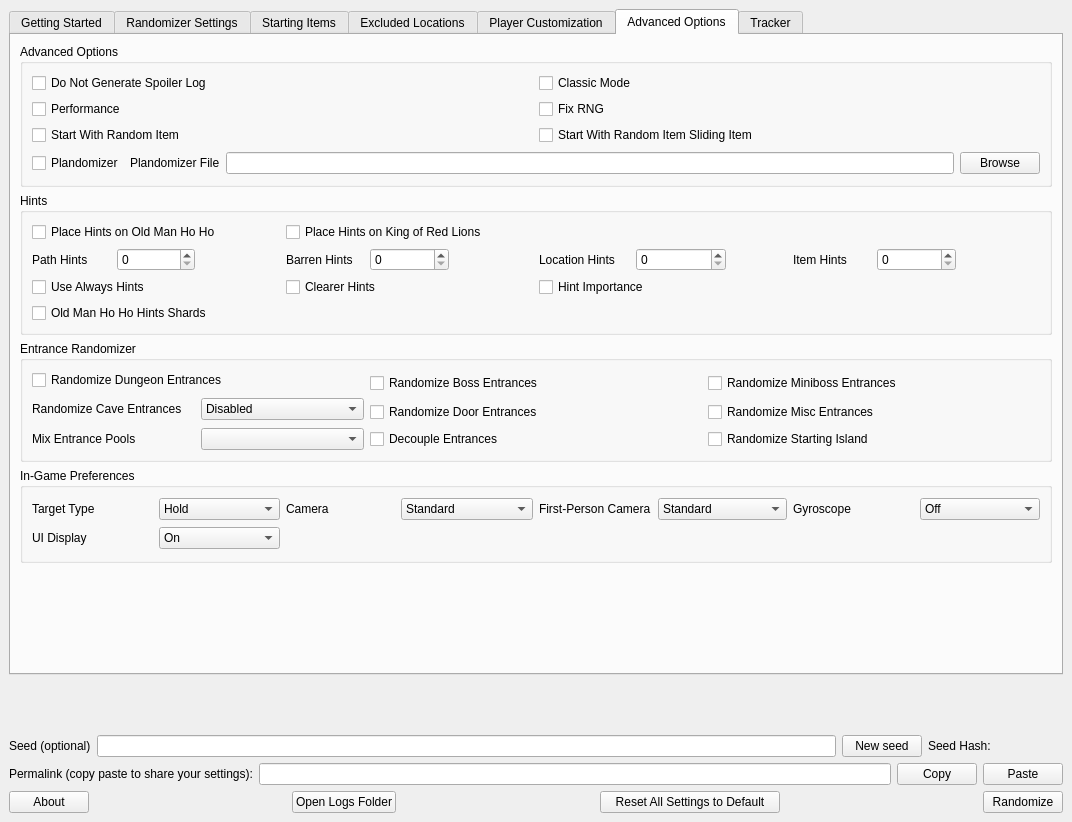
Qt form gui/desktop/mainwindow.ui (SuperDude88/TWWHD-Randomizer) before a commit.
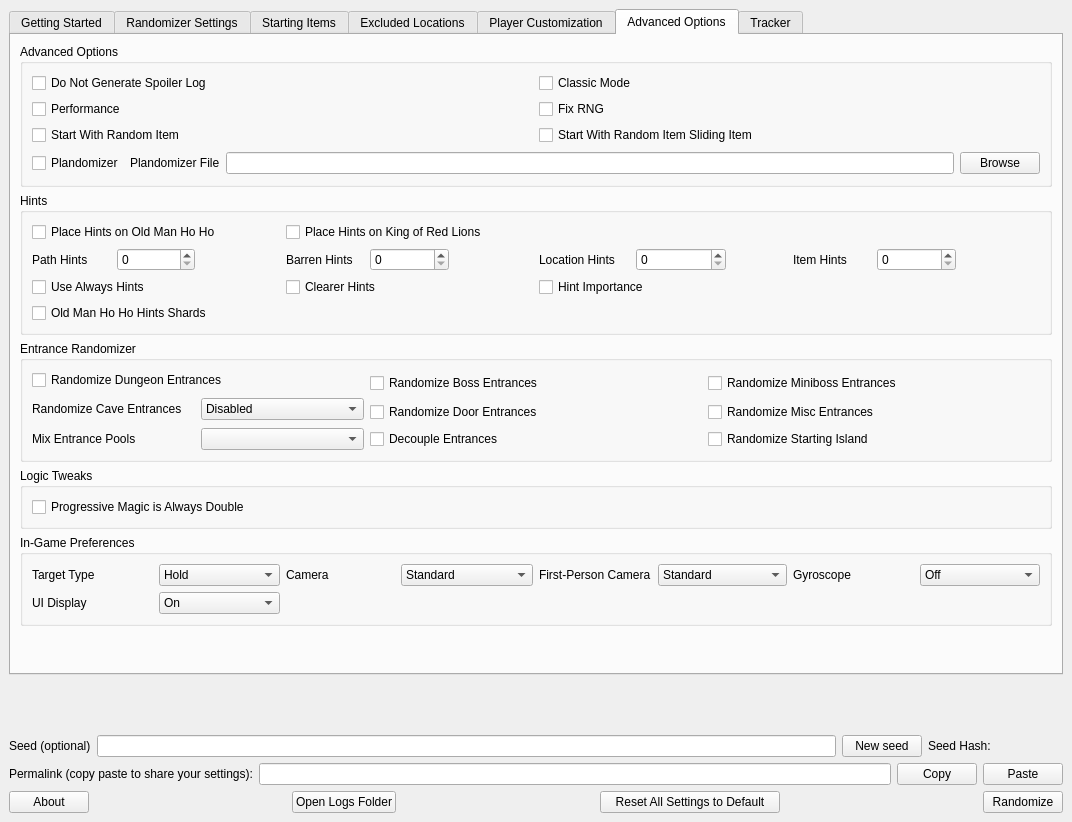
The same form after that commit. The open tabs and pages were chosen to show the change.

Commit message: add option for progressive magic always being double

The edit to the form file:
```diff
--- a/gui/desktop/mainwindow.ui
+++ b/gui/desktop/mainwindow.ui
@@ -2088,6 +2088,22 @@
               </layout>
              </widget>
             </item>
+            <item>
+             <widget class="QGroupBox" name="logic_tweaks_group_box">
+              <property name="title">
+               <string>Logic Tweaks</string>
+              </property>
+              <layout class="QGridLayout" name="gridLayout_9">
+               <item row="0" column="0">
+                <widget class="QCheckBox" name="progressive_magic_always_double">
+                 <property name="text">
+                  <string>Progressive Magic is Always Double</string>
+                 </property>
+                </widget>
+               </item>
+              </layout>
+             </widget>
+            </item>
             <item>
              <widget class="QGroupBox" name="gridGroupBox_2">
               <property name="title">
```
Left out of the diff: 6 changed lines with no effect on the pictures. The commit also changes 27 other files.
